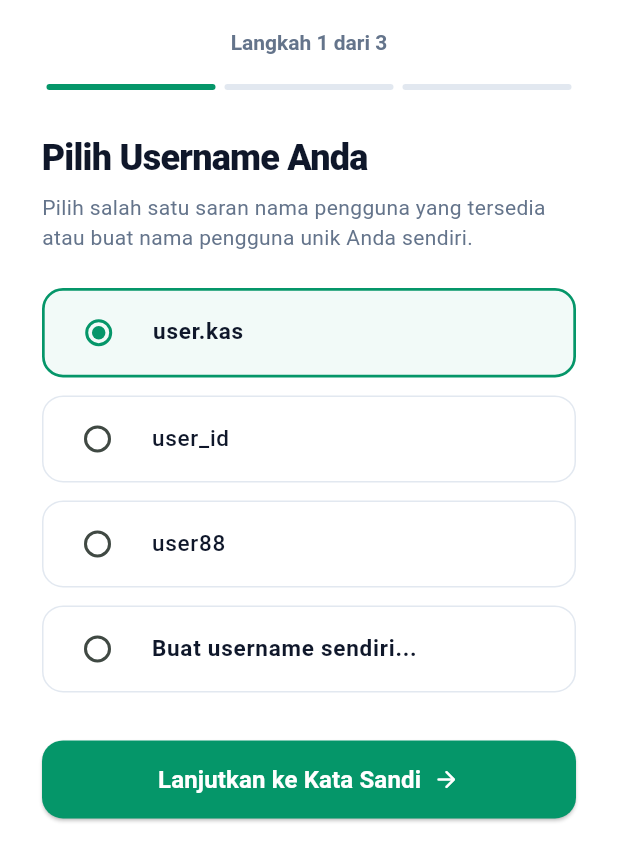
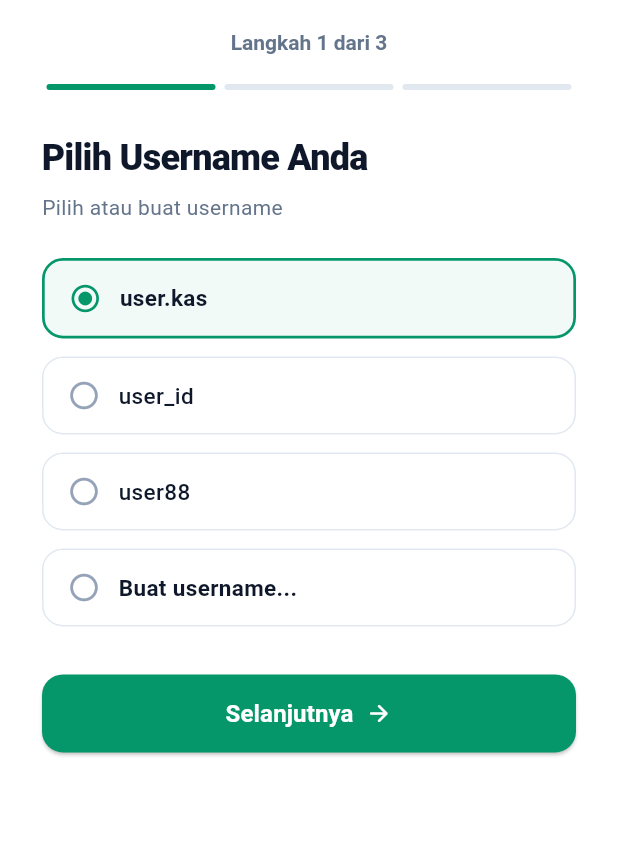
Before and after one commit to hhsaputraa/mobile-money-tracker, a Flutter app: the OnboardingScreen screen opened directly, swiped to page 2, on a phone screen of 412 x 824 dp. Shown: the top 861 px of the screen. Run offline on Flutter 3.47's test engine with Material 3 defaults, Android fonts, the phone set to English and light mode, and no system bars; our stand-ins replace convert, shared_preferences, supabase_flutter; missing offline and left inert: encrypt; accounts and stored records are empty.

Commit message:
feat: implement Supabase authentication and onboarding flow with user management services

```diff
--- a/lib/auth/presentation/onboarding_screen.dart
+++ b/lib/auth/presentation/onboarding_screen.dart
@@ -74,7 +74,9 @@ class _OnboardingScreenState extends State<OnboardingScreen> {
     if (mounted) {
       setState(() {
         _suggestions = list;
-        if (list.isNotEmpty && _selectedSuggestion == null && !_isCustomUsername) {
+        if (list.isNotEmpty &&
+            _selectedSuggestion == null &&
+            !_isCustomUsername) {
           _selectedSuggestion = list.first;
         }
       });
@@ -128,7 +130,7 @@ class _OnboardingScreenState extends State<OnboardingScreen> {
       'September',
       'Oktober',
       'November',
-      'Desember'
+      'Desember',
     ];
     return months[month - 1];
   }
@@ -162,8 +164,8 @@ class _OnboardingScreenState extends State<OnboardingScreen> {
 
     if (_currentStep < 2) {
       _pageController.nextPage(
-        duration: const Duration(milliseconds: 300),
-        curve: Curves.easeInOut,
+        duration: const Duration(milliseconds: 250),
+        curve: Curves.fastOutSlowIn,
       );
       setState(() {
         _currentStep++;
@@ -179,8 +181,8 @@ class _OnboardingScreenState extends State<OnboardingScreen> {
         _currentStep--;
       });
       _pageController.previousPage(
-        duration: const Duration(milliseconds: 300),
-        curve: Curves.easeInOut,
+        duration: const Duration(milliseconds: 250),
+        curve: Curves.fastOutSlowIn,
       );
     }
   }
@@ -292,8 +294,10 @@ class _OnboardingScreenState extends State<OnboardingScreen> {
         elevation: 0,
         leading: _currentStep > 0
             ? IconButton(
-                icon: const Icon(Icons.arrow_back_rounded,
-                    color: Color(0xFF0F172A)),
+                icon: const Icon(
+                  Icons.arrow_back_rounded,
+                  color: Color(0xFF0F172A),
+                ),
                 onPressed: _goToPreviousStep,
               )
             : null,
@@ -339,9 +343,9 @@ class _OnboardingScreenState extends State<OnboardingScreen> {
                 controller: _pageController,
                 physics: const NeverScrollableScrollPhysics(),
                 children: [
-                  _buildStep1DataDiri(user?.fullName),
-                  _buildStep2PilihUsername(),
-                  _buildStep3PasswordBaru(),
+                  RepaintBoundary(child: _buildStep1DataDiri(user?.fullName)),
+                  RepaintBoundary(child: _buildStep2PilihUsername()),
+                  RepaintBoundary(child: _buildStep3PasswordBaru()),
                 ],
               ),
             ),
@@ -428,8 +432,10 @@ class _OnboardingScreenState extends State<OnboardingScreen> {
               textInputAction: TextInputAction.done,
               decoration: InputDecoration(
                 hintText: 'Jl. Contoh No. 123, Kota...',
-                hintStyle:
-                    const TextStyle(color: Color(0xFF9CA3AF), fontSize: 14),
+                hintStyle: const TextStyle(
+                  color: Color(0xFF9CA3AF),
+                  fontSize: 14,
+                ),
                 filled: true,
                 fillColor: Colors.white,
                 contentPadding: const EdgeInsets.all(16),
@@ -465,9 +471,11 @@ class _OnboardingScreenState extends State<OnboardingScreen> {
                   mainAxisAlignment: MainAxisAlignment.center,
                   children: [
                     Text(
-                      'Lanjutkan ke Username',
-                      style:
-                          TextStyle(fontSize: 16, fontWeight: FontWeight.w700),
+                      'Selanjutnya',
+                      style: TextStyle(
+                        fontSize: 16,
+                        fontWeight: FontWeight.w700,
+                      ),
                     ),
                     SizedBox(width: 8),
                     Icon(Icons.arrow_forward_rounded, size: 18),
@@ -499,7 +507,7 @@ class _OnboardingScreenState extends State<OnboardingScreen> {
           ),
           const SizedBox(height: 6),
           const Text(
-            'Pilih salah satu saran nama pengguna yang tersedia atau buat nama pengguna unik Anda sendiri.',
+            'Pilih atau buat username',
             style: TextStyle(fontSize: 14, color: Color(0xFF64748B)),
           ),
           const SizedBox(height: 24),
@@ -527,25 +535,46 @@ class _OnboardingScreenState extends State<OnboardingScreen> {
                   width: isSelected ? 1.8 : 1.0,
                 ),
               ),
-              child: RadioListTile<String>(
-                value: suggestion,
-                groupValue: _isCustomUsername ? null : _selectedSuggestion,
-                activeColor: AppTheme.primaryColor,
-                title: Text(
+              child: InkWell(
+                onTap: () {
+                  setState(() {
+                    _isCustomUsername = false;
+                    _selectedSuggestion = suggestion;
+                  });
+                },
+                borderRadius: BorderRadius.circular(14),
+                child: Padding(
+                  padding: const EdgeInsets.symmetric(
+                    horizontal: 16,
+                    vertical: 14,
+                  ),
+                  child: Row(
+                    children: [
+                      Icon(
+                        isSelected
+                            ? Icons.radio_button_checked_rounded
+                            : Icons.radio_button_unchecked_rounded,
+                        color: isSelected
+                            ? AppTheme.primaryColor
+                            : const Color(0xFF94A3B8),
+                        size: 22,
+                      ),
+                      const SizedBox(width: 12),
+                      Expanded(
+                        child: Text(
                           suggestion,
                           style: TextStyle(
                             fontSize: 15,
-                    fontWeight:
-                        isSelected ? FontWeight.w700 : FontWeight.w500,
+                            fontWeight: isSelected
+                                ? FontWeight.w700
+                                : FontWeight.w500,
                             color: const Color(0xFF0F172A),
                           ),
                         ),
-                onChanged: (val) {
-                  setState(() {
-                    _isCustomUsername = false;
-                    _selectedSuggestion = val;
-                  });
-                },
+                      ),
+                    ],
+                  ),
+                ),
               ),
             );
           }),
@@ -566,23 +595,43 @@ class _OnboardingScreenState extends State<OnboardingScreen> {
             ),
             child: Column(
               children: [
-                RadioListTile<bool>(
-                  value: true,
-                  groupValue: _isCustomUsername,
-                  activeColor: AppTheme.primaryColor,
-                  title: const Text(
-                    'Buat username sendiri...',
+                InkWell(
+                  onTap: () {
+                    setState(() {
+                      _isCustomUsername = true;
+                    });
+                  },
+                  borderRadius: BorderRadius.circular(14),
+                  child: Padding(
+                    padding: const EdgeInsets.symmetric(
+                      horizontal: 16,
+                      vertical: 14,
+                    ),
+                    child: Row(
+                      children: [
+                        Icon(
+                          _isCustomUsername
+                              ? Icons.radio_button_checked_rounded
+                              : Icons.radio_button_unchecked_rounded,
+                          color: _isCustomUsername
+                              ? AppTheme.primaryColor
+                              : const Color(0xFF94A3B8),
+                          size: 22,
+                        ),
+                        const SizedBox(width: 12),
+                        const Expanded(
+                          child: Text(
+                            'Buat username...',
                             style: TextStyle(
                               fontSize: 15,
                               fontWeight: FontWeight.w600,
                               color: Color(0xFF0F172A),
                             ),
                           ),
-                  onChanged: (val) {
-                    setState(() {
-                      _isCustomUsername = true;
-                    });
-                  },
+                        ),
+                      ],
+                    ),
+                  ),
                 ),
                 if (_isCustomUsername)
                   Padding(
@@ -591,7 +640,7 @@ class _OnboardingScreenState extends State<OnboardingScreen> {
                       controller: _customUsernameController,
                       textInputAction: TextInputAction.done,
                       decoration: _buildDecoration(
-                        hintText: 'Ketik username yang diinginkan',
+                        hintText: 'Ketik username',
                         prefixIcon: Icons.alternate_email_rounded,
                       ),
                     ),
@@ -618,9 +667,8 @@ class _OnboardingScreenState extends State<OnboardingScreen> {
                 mainAxisAlignment: MainAxisAlignment.center,
                 children: [
                   Text(
-                    'Lanjutkan ke Kata Sandi',
-                    style:
-                        TextStyle(fontSize: 16, fontWeight: FontWeight.w700),
+                    'Selanjutnya',
+                    style: TextStyle(fontSize: 16, fontWeight: FontWeight.w700),
                   ),
                   SizedBox(width: 8),
                   Icon(Icons.arrow_forward_rounded, size: 18),
@@ -653,7 +701,7 @@ class _OnboardingScreenState extends State<OnboardingScreen> {
             ),
             const SizedBox(height: 6),
             const Text(
-              'Buat kata sandi yang kuat dengan minimal 6 karakter untuk mengamankan akun Anda.',
+              'Buat kata sandi yang kuat dengan minimal 6 karakter.',
               style: TextStyle(fontSize: 14, color: Color(0xFF64748B)),
             ),
             const SizedBox(height: 24),
@@ -710,7 +758,7 @@ class _OnboardingScreenState extends State<OnboardingScreen> {
 
             // Input Konfirmasi Password
             const Text(
-              'Konfirmasi Kata Sandi Baru',
+              'Konfirmasi Kata Sandi',
               style: TextStyle(
                 color: Color(0xFF334155),
                 fontSize: 13,
@@ -725,7 +773,7 @@ class _OnboardingScreenState extends State<OnboardingScreen> {
               enabled: !_isLoading,
               onFieldSubmitted: (_) => _submitOnboarding(),
               decoration: _buildDecoration(
-                hintText: 'Ulangi kata sandi baru',
+                hintText: 'Ulangi kata sandi',
                 prefixIcon: Icons.lock_outline_rounded,
                 suffixIcon: IconButton(
                   icon: Icon(
--- a/lib/main.dart
+++ b/lib/main.dart
@@ -13,7 +13,7 @@ void main() async {
 
   await Supabase.initialize(
     url: AppConstants.supabaseUrl,
-    anonKey: AppConstants.supabaseAnonKey,
+    publishableKey: AppConstants.supabaseAnonKey,
   );
 
   runApp(const MoneyTrackerApp());
```
Also changed, not shown: lib/auth/models/user_model.dart (+8 -5 lines), lib/auth/presentation/login_screen.dart (+44 -30 lines), lib/auth/services/auth_service.dart (+10 -9 lines). Lines whose indentation alone changed are shown as unchanged.
